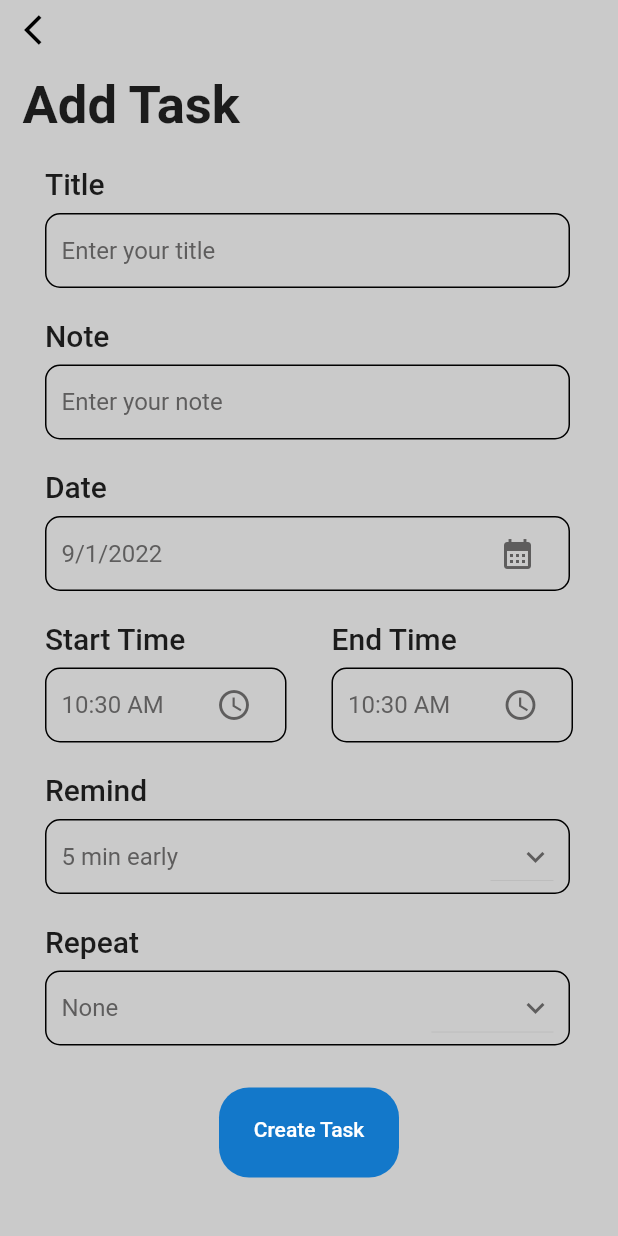
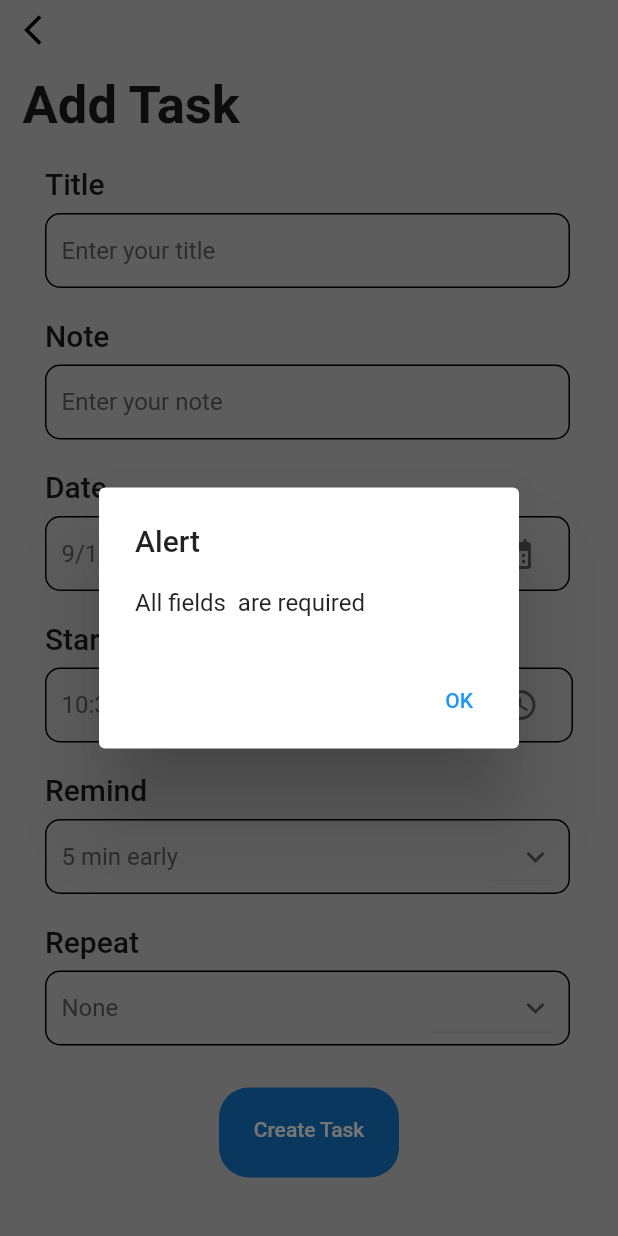
Before and after one commit to kvu-kuruppu/calendar_app, a Flutter app: the AddTaskView screen opened by its route, after a tap on "Create Task", on a phone screen of 412 x 824 dp. Run offline on Flutter 3.47's test engine with Material 2 defaults, Android fonts, the phone set to English and light mode, and no system bars; our stand-ins replace date_picker_timeline, flutter_local_notifications, get, sqflite, timezone; accounts and stored records are empty.

```diff
--- a/lib/screens/add_task.dart
+++ b/lib/screens/add_task.dart
@@ -1,3 +1,5 @@
+import 'dart:async';
+
 import 'package:calendar_app/consts/routes.dart';
 import 'package:calendar_app/controller/task_controller.dart';
 import 'package:calendar_app/models/task.dart';
@@ -18,8 +20,8 @@ class AddTaskView extends StatefulWidget {
 
 class _AddTaskViewState extends State<AddTaskView> {
   final TaskController _taskController = Get.put(TaskController());
-  final TextEditingController _titleController = TextEditingController();
-  final TextEditingController _noteController = TextEditingController();
+  final _titleController = TextEditingController();
+  final _noteController = TextEditingController();
   DateTime _selectDate = DateTime.now();
   TimeOfDay _endTime = TimeOfDay.now();
   TimeOfDay _startTime = TimeOfDay.now();
@@ -39,6 +41,13 @@ class _AddTaskViewState extends State<AddTaskView> {
   ];
 
   @override
+  void dispose() {
+    _titleController.dispose();
+    _noteController.dispose();
+    super.dispose();
+  }
+
+  @override
   Widget build(BuildContext context) {
     return Scaffold(
       backgroundColor: const Color.fromARGB(255, 202, 202, 202),
@@ -46,12 +55,13 @@ class _AddTaskViewState extends State<AddTaskView> {
         preferredSize: const Size.fromHeight(30),
         child: AppBar(
           leading: IconButton(
-            icon: const Icon(
-              Icons.arrow_back_ios,
-              color: Colors.black,
-            ),
-            onPressed: () => Navigator.of(context).pop(),
-          ),
+              icon: const Icon(
+                Icons.arrow_back_ios,
+                color: Colors.black,
+              ),
+              onPressed: () {
+                Navigator.of(context).pop();
+              }),
           backgroundColor: const Color.fromARGB(255, 202, 202, 202),
           elevation: 0,
           toolbarHeight: kToolbarHeight,
@@ -202,7 +212,7 @@ class _AddTaskViewState extends State<AddTaskView> {
                 // hint: '${_selectRepeat} min early',
                 hint: _selectRepeat,
                 widget: DropdownButton(
-                  dropdownColor: Color.fromARGB(255, 202, 202, 202),
+                  dropdownColor: const Color.fromARGB(255, 202, 202, 202),
                   icon: const Icon(
                     Icons.keyboard_arrow_down,
                     color: Color.fromARGB(255, 94, 93, 93),
@@ -229,7 +239,19 @@ class _AddTaskViewState extends State<AddTaskView> {
                     // Create Task
                     label: 'Create Task',
                     onPressed: () {
-                      _addTaskToDb();
+                      if (_noteController.text.isNotEmpty &&
+                          _titleController.text.isNotEmpty) {
+                        Timer(
+                          const Duration(seconds: 1),
+                          () {
+                            Navigator.of(context).pop();
+                          },
+                        );
+                        _addTaskToDb();
+                        _taskController.getTasks();
+                      } else {
+                        showErrorDialog(context, 'All fields  are required');
+                      }
                     },
                   ),
                 ],
--- a/lib/widgets/input_field.dart
+++ b/lib/widgets/input_field.dart
@@ -50,8 +50,9 @@ class InputField extends StatelessWidget {
               children: [
                 Expanded(
                   child: TextField(
-                    readOnly: widget == null ? false : true,
-                    autofocus: false,
+                    controller: controller,
+                    // readOnly: widget == null ? false : true,
+                    // autofocus: false,
                     decoration: InputDecoration(
                       hintText: hint,
                       hintStyle: const TextStyle(
--- a/pubspec.yaml
+++ b/pubspec.yaml
@@ -45,6 +45,7 @@ dependencies:
   sqflite: ^2.0.3+1
   path_provider: ^2.0.11
   path: ^1.8.1
+  flutter_staggered_animations: ^1.1.1
 
 dev_dependencies:
   flutter_test:
```
Also changed, not shown: lib/controller/task_controller.dart (+13 -0 lines), lib/db/db_helper.dart (+13 -0 lines), lib/screens/home_page.dart (+69 -34 lines), pubspec.lock.
